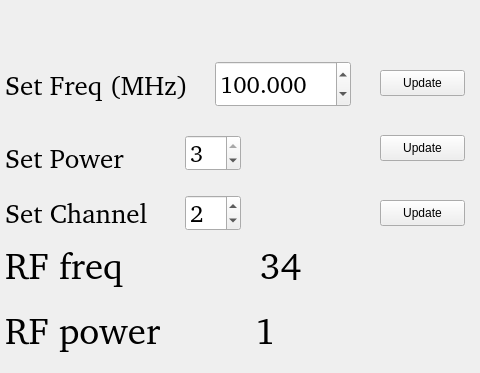
CQTools/windfreak-pycontrol, file windfreakgui.ui: the form before one commit; both pictures show x 0 to 480 and y 0 to 373 of the 800 by 640 pixel window.
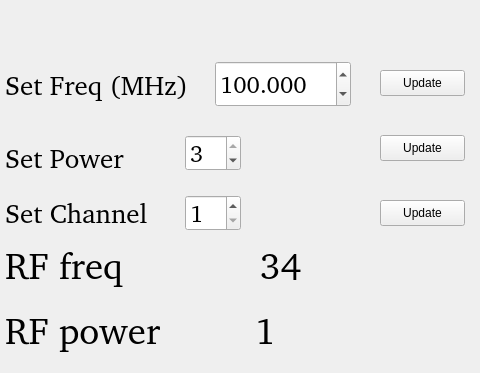
The form after the commit.

Commit message: update a default value

What changed in the file:
```diff
--- a/windfreakgui.ui
+++ b/windfreakgui.ui
@@ -404,7 +404,7 @@
      <number>8</number>
     </property>
     <property name="value">
-     <number>2</number>
+     <number>1</number>
     </property>
    </widget>
    <widget class="QPushButton" name="ButtonUpdate_power">
```
